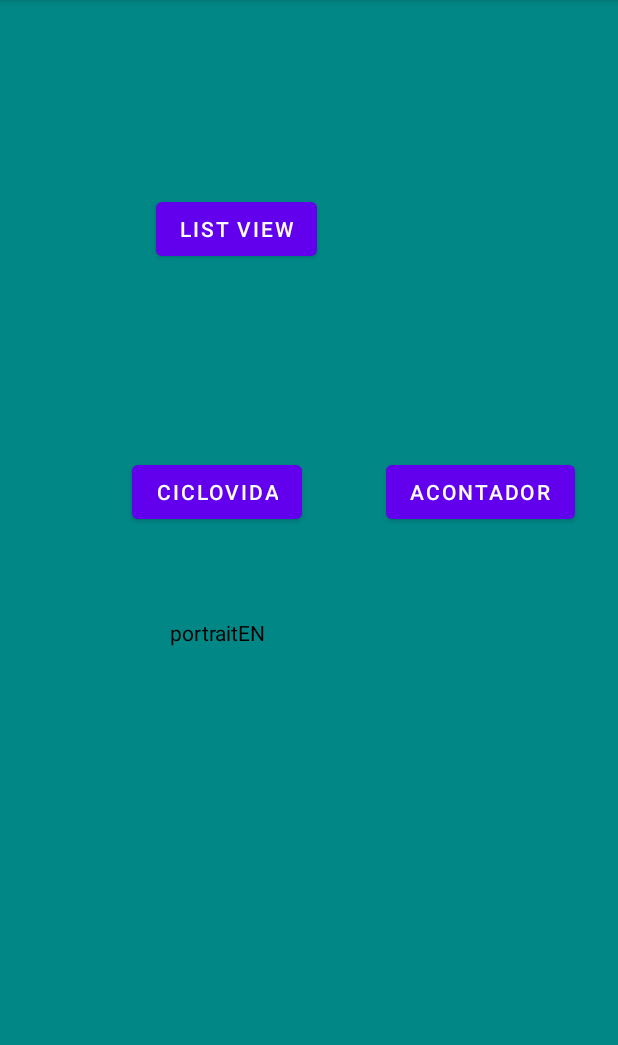
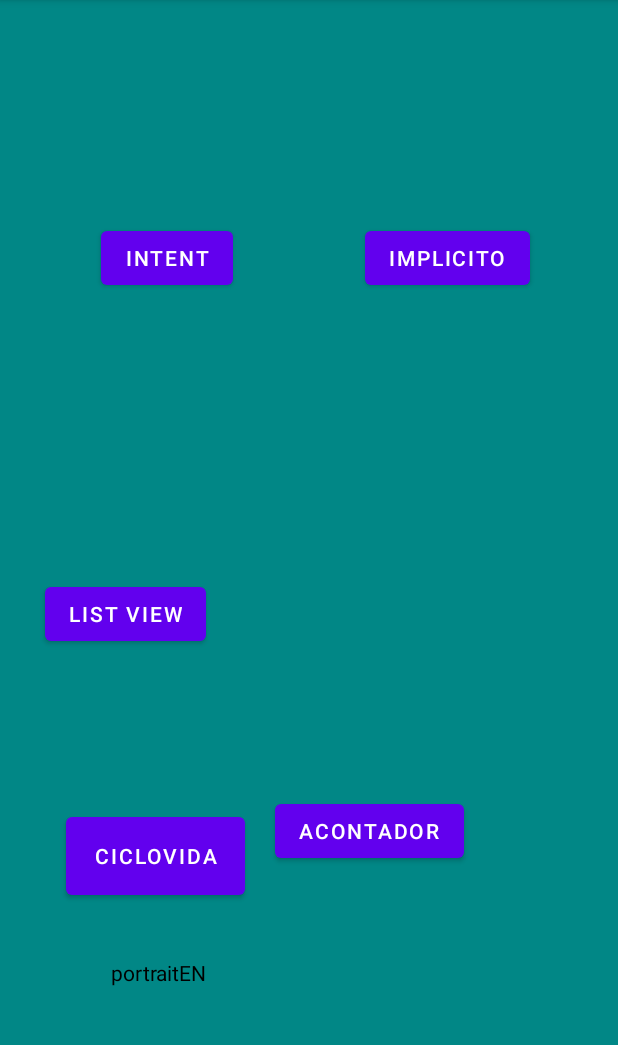
Before and after one commit to Aplicaciones-Moviles-2022-A-Comp/mc-bonilla-nazareno-vicky-nahomi, an Android app: the screen it shows after launch (MainActivity), on a phone screen of 412 x 824 dp, the part 84-1129 px from its top. Run offline under Robolectric (Android 15) with nearby library versions, the phone set to English and light mode, and no system bars; libraries missing offline, so code that uses them is left out: io.sentry; 1 statement that could not run was skipped.

Commit message:
hasta explicit Intent

```diff
--- a/01-android/app/src/main/java/com/example/movcompvnbn2022a/MainActivity.kt
+++ b/01-android/app/src/main/java/com/example/movcompvnbn2022a/MainActivity.kt
@@ -1,13 +1,67 @@
 package com.example.movcompvnbn2022a
 
+import android.app.Activity
 import android.content.Intent
+import android.net.Uri
 import androidx.appcompat.app.AppCompatActivity
 import android.os.Bundle
+import android.provider.ContactsContract
+import android.util.Log
 import android.widget.Button
+import androidx.activity.result.contract.ActivityResultContracts
 import io.sentry.Sentry
 import io.sentry.SentryLevel
 
 class MainActivity : AppCompatActivity() {
+    val CODIGO_RESPUESTA_INTENT_EXPLICITO=401
+    /*val contenidoIntentExplicito= registerForActivityResult(ActivityResultContracts.StartIntentSenderForResult()){
+        result ->
+        if (result.resultCode== Activity.RESULT_OK){
+            if (result.data!=null){
+                val data=result.data
+            }
+        }
+    }*/
+    val contenidoIntentExplicito = registerForActivityResult(ActivityResultContracts.StartActivityForResult()){
+            result->
+        if(result.resultCode == Activity.RESULT_OK){
+            if (result.data != null){
+                val data = result.data
+                Log.i("intent-epn","${data?.getStringExtra("nombreModificado")}")
+            }
+        }
+    }
+
+
+    val contenidoIntentImplicito = registerForActivityResult(ActivityResultContracts.StartActivityForResult()){
+            result->
+        if(result.resultCode == Activity.RESULT_OK){
+            if (result.data != null){
+                if (result.data!!.data !=null){
+                    val uri: Uri=result.data!!.data!!
+                    val cursor=contentResolver.query(
+                        uri,
+                        null,
+                        null,
+                        null,
+                        null,
+                        null
+                    )
+                    cursor?.moveToFirst()
+                    val indiceTelefono=cursor?.getColumnIndex(
+                        ContactsContract.CommonDataKinds.Phone.NUMBER
+                    )
+                    val telefono= cursor?.getString(
+                        indiceTelefono!!
+                    )
+                    cursor?.close()
+                    Log.i("intent-epn","Telefono ${telefono}")
+                }
+            }
+        }
+    }
+
+
     override fun onCreate(savedInstanceState: Bundle?) {
         super.onCreate(savedInstanceState)
         setContentView(R.layout.activity_main)
@@ -29,6 +83,11 @@ class MainActivity : AppCompatActivity() {
             .setOnClickListener{
                 irActividad(BListView::class.java)
             }
+        val botonIntent=findViewById<Button>(R.id.btn_intent)
+        botonIntent
+            .setOnClickListener {
+                abrirActividadParametros(ClientExplicitoParametros::class.java)
+            }
 
     }
     fun irActividad(
@@ -37,4 +96,15 @@ class MainActivity : AppCompatActivity() {
         val intent= Intent(this,clase)
         startActivity(intent) //definido en la clase AppCompatActivity() heredada
     }
+
+    fun abrirActividadParametros(
+        clase:Class<*>
+    ){
+        val intentExplicito = Intent(this, clase)
+        intentExplicito.putExtra("nombre","Jean")
+        intentExplicito.putExtra("apellido","Sartre")
+        intentExplicito.putExtra("edad",83)
+        //ActivityResultLauncher
+        startActivityForResult(intentExplicito, CODIGO_RESPUESTA_INTENT_EXPLICITO)
+    }
 }
--- a/01-android/app/src/main/res/layout/activity_blist_view.xml
+++ b/01-android/app/src/main/res/layout/activity_blist_view.xml
@@ -22,7 +22,7 @@
         android:layout_height="wrap_content"
         android:layout_marginStart="128dp"
         android:layout_marginBottom="124dp"
-        android:text="Button"
+        android:text="Add"
         app:layout_constraintBottom_toBottomOf="parent"
         app:layout_constraintEnd_toEndOf="@id/lv_list_view"
         app:layout_constraintHorizontal_bias="0.022"
--- a/01-android/app/src/main/res/layout/activity_main.xml
+++ b/01-android/app/src/main/res/layout/activity_main.xml
@@ -6,6 +6,30 @@
     android:layout_height="match_parent"
     android:background="@color/fondo"
     tools:context=".MainActivity">
+
+    <Button
+        android:id="@+id/btn_ciclo_vida"
+        android:layout_width="119dp"
+        android:layout_height="64dp"
+        android:layout_marginBottom="36dp"
+        android:text="CicloVida"
+        android:textAlignment="center"
+        app:layout_constraintBottom_toTopOf="@+id/tv_mensaje"
+        app:layout_constraintEnd_toEndOf="@+id/tv_mensaje"
+        app:layout_constraintHorizontal_bias="0.554"
+        app:layout_constraintStart_toStartOf="@+id/tv_mensaje" />
+
+    <Button
+        android:id="@+id/btn_a_contador"
+        android:layout_width="wrap_content"
+        android:layout_height="wrap_content"
+        android:layout_marginStart="20dp"
+        android:layout_marginBottom="80dp"
+        android:text="AContador"
+        app:layout_constraintBottom_toBottomOf="@+id/tv_mensaje"
+        app:layout_constraintStart_toEndOf="@+id/btn_ciclo_vida"
+        app:layout_constraintTop_toTopOf="@+id/btn_ciclo_vida"
+        app:layout_constraintVertical_bias="1.0" />
 
     <TextView
         android:id="@+id/tv_mensaje"
@@ -18,33 +42,10 @@
         android:textColorLink="#FFC107"
         app:layout_constraintBottom_toBottomOf="parent"
         app:layout_constraintEnd_toEndOf="parent"
-        app:layout_constraintHorizontal_bias="0.325"
+        app:layout_constraintHorizontal_bias="0.213"
         app:layout_constraintStart_toStartOf="parent"
         app:layout_constraintTop_toTopOf="parent"
-        app:layout_constraintVertical_bias="0.55" />
-
-    <Button
-        android:id="@+id/btn_ciclo_vida"
-        android:layout_width="wrap_content"
-        android:layout_height="wrap_content"
-        android:layout_marginBottom="60dp"
-        android:text="CicloVida"
-        app:layout_constraintBottom_toTopOf="@+id/tv_mensaje"
-        app:layout_constraintEnd_toEndOf="@+id/tv_mensaje"
-        app:layout_constraintHorizontal_bias="0.52"
-        app:layout_constraintStart_toStartOf="@+id/tv_mensaje" />
-
-    <Button
-        android:id="@+id/btn_a_contador"
-        android:layout_width="wrap_content"
-        android:layout_height="wrap_content"
-        android:layout_marginStart="56dp"
-        android:layout_marginBottom="80dp"
-        android:text="AContador"
-        app:layout_constraintBottom_toBottomOf="@+id/tv_mensaje"
-        app:layout_constraintStart_toEndOf="@+id/btn_ciclo_vida"
-        app:layout_constraintTop_toTopOf="@+id/btn_ciclo_vida"
-        app:layout_constraintVertical_bias="0.0" />
+        app:layout_constraintVertical_bias="0.853" />
 
     <Button
         android:id="@+id/btn_ir_list_view"
@@ -57,6 +58,28 @@
         app:layout_constraintHorizontal_bias="1.0"
         app:layout_constraintStart_toStartOf="@+id/btn_ciclo_vida"
         app:layout_constraintTop_toTopOf="parent"
-        app:layout_constraintVertical_bias="0.424" />
+        app:layout_constraintVertical_bias="0.727" />
+
+    <Button
+        android:id="@+id/btn_intent"
+        android:layout_width="wrap_content"
+        android:layout_height="wrap_content"
+        android:layout_marginTop="148dp"
+        android:text="Intent"
+        app:layout_constraintEnd_toEndOf="parent"
+        app:layout_constraintHorizontal_bias="0.207"
+        app:layout_constraintStart_toStartOf="parent"
+        app:layout_constraintTop_toTopOf="parent" />
+
+    <Button
+        android:id="@+id/btn_intent_implicito"
+        android:layout_width="wrap_content"
+        android:layout_height="wrap_content"
+        android:layout_marginTop="148dp"
+        android:text="Implicito"
+        app:layout_constraintEnd_toEndOf="parent"
+        app:layout_constraintHorizontal_bias="0.6"
+        app:layout_constraintStart_toEndOf="@+id/btn_intent"
+        app:layout_constraintTop_toTopOf="parent" />
 
 </androidx.constraintlayout.widget.ConstraintLayout>
```
Also changed, not shown: 01-android/app/src/main/AndroidManifest.xml (+13 -5 lines), 01-android/app/src/main/java/com/example/movcompvnbn2022a/ClientExplicitoParametros.kt (added, +30 -0 lines), 01-android/app/src/main/res/layout/activity_client_explicito_parametros.xml (added, +20 -0 lines).
